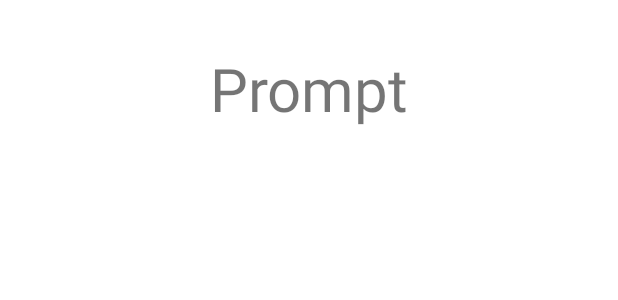
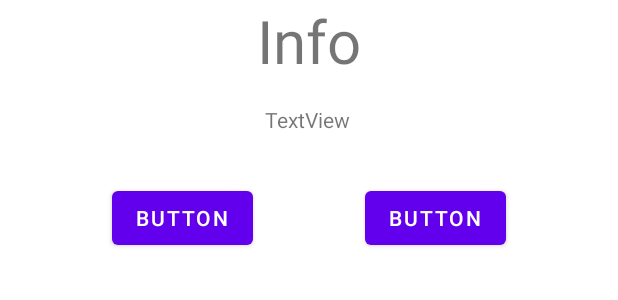
Before and after one commit to tenexyiized/noteboat, an Android app: the layout fragment_prompt_dialog.xml on its own in the app's theme, with its tools: preview values and no code run, on a phone screen of 412 x 824 dp. Shown: the top 300 px of the screen. Run offline under Robolectric (Android 15) with nearby library versions, the phone set to English and light mode, and no system bars.

Commit message:
for info dialog custom ui added and then populated title , desc anf bt cta from outside

```diff
--- a/app/src/main/java/com/example/common/dialogs/DialogManager.kt
+++ b/app/src/main/java/com/example/common/dialogs/DialogManager.kt
@@ -9,8 +9,8 @@ class DialogManager (
     val fragmentManager:FragmentManager
         ){
 
-    fun showSomeInfo(tag:String){
-        InfoDialog.newInstance().show(
+    fun showSomeInfo(tag:String,title:String, desc:String, btCta:String){
+        InfoDialog.newInstance(title,desc,btCta).show(
             fragmentManager, tag)
     }
 
--- /dev/null
+++ b/app/src/main/java/com/example/common/dialogs/InfoDialogEvent.kt
@@ -0,0 +1,3 @@
+package com.example.common.dialogs
+
+class InfoDialogEvent
--- a/app/src/main/java/com/example/common/dialogs/PromptDialogEvent.kt
+++ b/app/src/main/java/com/example/common/dialogs/PromptDialogEvent.kt
@@ -4,5 +4,4 @@ class PromptDialogEvent(val clickedButton: Button) {
     enum class Button {
         POSITIVE, NEGATIVE
     }
-
 }
--- a/app/src/main/res/layout/fragment_prompt_dialog.xml
+++ b/app/src/main/res/layout/fragment_prompt_dialog.xml
@@ -6,15 +6,45 @@
     android:layout_height="wrap_content">
 
     <TextView
-        android:id="@+id/textView"
+        android:id="@+id/tvTitle"
+        android:layout_width="wrap_content"
+        android:layout_height="wrap_content"
+        android:text="Info"
+        android:textSize="40sp"
+        app:layout_constraintEnd_toEndOf="parent"
+        app:layout_constraintStart_toStartOf="parent"
+        app:layout_constraintTop_toTopOf="parent" />
+
+    <TextView
+        android:id="@+id/tvDesc"
+        android:layout_width="wrap_content"
+        android:layout_height="wrap_content"
+        android:layout_marginTop="16dp"
+        android:text="TextView"
+        app:layout_constraintEnd_toEndOf="parent"
+        app:layout_constraintHorizontal_bias="0.498"
+        app:layout_constraintStart_toStartOf="parent"
+        app:layout_constraintTop_toBottomOf="@+id/tvTitle" />
+
+    <Button
+        android:id="@+id/bt1"
         android:layout_width="wrap_content"
         android:layout_height="wrap_content"
         android:layout_marginTop="32dp"
-        android:layout_marginBottom="32dp"
-        android:text="Prompt"
-        android:textSize="40sp"
-        app:layout_constraintBottom_toBottomOf="parent"
+        android:text="Button"
         app:layout_constraintEnd_toEndOf="parent"
+        app:layout_constraintHorizontal_bias="0.5"
+        app:layout_constraintStart_toEndOf="@+id/bt2"
+        app:layout_constraintTop_toBottomOf="@+id/tvDesc" />
+
+    <Button
+        android:id="@+id/bt2"
+        android:layout_width="wrap_content"
+        android:layout_height="wrap_content"
+        android:layout_marginTop="32dp"
+        android:text="Button"
+        app:layout_constraintEnd_toStartOf="@+id/bt1"
+        app:layout_constraintHorizontal_bias="0.5"
         app:layout_constraintStart_toStartOf="parent"
-        app:layout_constraintTop_toTopOf="parent" />
+        app:layout_constraintTop_toBottomOf="@+id/tvDesc" />
 </androidx.constraintlayout.widget.ConstraintLayout>
```
Also changed, not shown: app/src/main/java/com/example/common/dialogs/InfoDialog.kt (+22 -5 lines), app/src/main/java/com/example/common/dialogs/PromptDialog.kt (+21 -0 lines), app/src/main/java/com/example/notesboats/MainActivity.kt (+5 -5 lines), app/src/main/res/layout/fragment_info_dialog.xml (+30 -6 lines).
